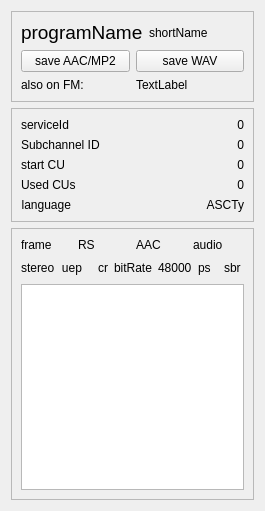
Old version of the form sources/main/forms-v7/technical-data.ui in the repository JvanKatwijk/qt-dab.
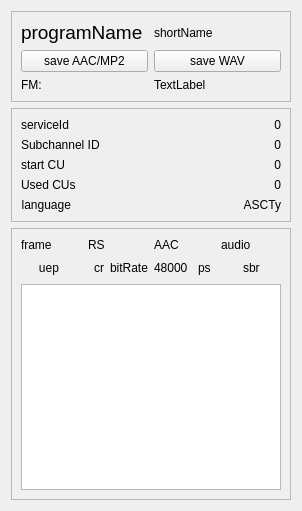
New version of the form. Custom widgets are drawn as their Qt base class.

The edit to the form file:
```diff
--- a/sources/main/forms-v7/technical-data.ui
+++ b/sources/main/forms-v7/technical-data.ui
@@ -6,7 +6,7 @@
    <rect>
     <x>0</x>
     <y>0</y>
-    <width>265</width>
+    <width>302</width>
     <height>511</height>
    </rect>
   </property>
@@ -81,7 +81,7 @@
            <string>&lt;html&gt;&lt;head/&gt;&lt;body&gt;&lt;p&gt;This DAB service is on FM as well. Feature only used by some DAB services.&lt;/p&gt;&lt;/body&gt;&lt;/html&gt;</string>
           </property>
           <property name="text">
-           <string>also on FM:</string>
+           <string>FM:</string>
           </property>
          </widget>
         </item>
@@ -281,16 +281,6 @@
       </item>
       <item>
        <layout class="QHBoxLayout" name="horizontalLayout">
-        <item>
-         <widget class="QLabel" name="stereoLabel">
-          <property name="toolTip">
-           <string>&lt;html&gt;&lt;head/&gt;&lt;body&gt;&lt;p&gt;Indicator for stereo signal&lt;/p&gt;&lt;/body&gt;&lt;/html&gt;</string>
-          </property>
-          <property name="text">
-           <string>stereo</string>
-          </property>
-         </widget>
-        </item>
         <item>
          <widget class="QLabel" name="uepField">
           <property name="minimumSize">
```
